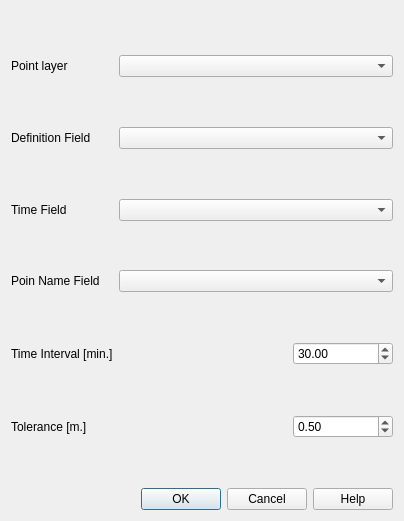
Qt form asistente_ladm_col/ui/controlled_measurement_dialog.ui (SwissTierrasColombia/Asistente-LADM-COL) before a commit.
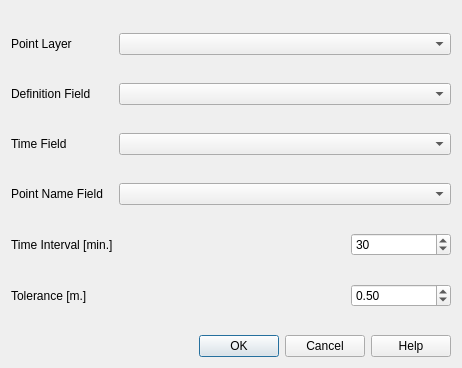
The same form after that commit. Custom widgets are drawn as their Qt base class.

Commit message: Rewrite time_filter function in PR #77

Patch:
```diff
--- a/asistente_ladm_col/ui/controlled_measurement_dialog.ui
+++ b/asistente_ladm_col/ui/controlled_measurement_dialog.ui
@@ -6,8 +6,8 @@
    <rect>
     <x>0</x>
     <y>0</y>
-    <width>404</width>
-    <height>521</height>
+    <width>462</width>
+    <height>368</height>
    </rect>
   </property>
   <property name="sizePolicy">
@@ -20,7 +20,7 @@
    <string>Controlled Measurement</string>
   </property>
   <layout class="QGridLayout" name="gridLayout">
-   <item row="12" column="1">
+   <item row="11" column="0">
     <spacer name="verticalSpacer_6">
      <property name="orientation">
       <enum>Qt::Vertical</enum>
@@ -33,10 +33,23 @@
      </property>
     </spacer>
    </item>
-   <item row="4" column="2">
+   <item row="3" column="1">
     <widget class="QgsFieldComboBox" name="mFieldComboBox"/>
    </item>
-   <item row="13" column="2">
+   <item row="13" column="0">
+    <spacer name="verticalSpacer_3">
+     <property name="orientation">
+      <enum>Qt::Vertical</enum>
+     </property>
+     <property name="sizeHint" stdset="0">
+      <size>
+       <width>20</width>
+       <height>40</height>
+      </size>
+     </property>
+    </spacer>
+   </item>
+   <item row="12" column="1">
     <layout class="QHBoxLayout" name="horizontalLayout_2">
      <item>
       <spacer name="horizontalSpacer">
@@ -69,37 +82,21 @@
      </item>
     </layout>
    </item>
-   <item row="14" column="1">
-    <spacer name="verticalSpacer_3">
-     <property name="orientation">
-      <enum>Qt::Vertical</enum>
-     </property>
-     <property name="sizeHint" stdset="0">
-      <size>
-       <width>20</width>
-       <height>40</height>
-      </size>
-     </property>
-    </spacer>
-   </item>
-   <item row="0" column="0">
-    <layout class="QHBoxLayout" name="horizontalLayout"/>
-   </item>
-   <item row="4" column="1">
+   <item row="3" column="0">
     <widget class="QLabel" name="label_3">
      <property name="text">
       <string>Definition Field</string>
      </property>
     </widget>
    </item>
-   <item row="13" column="1">
+   <item row="12" column="0">
     <widget class="QLabel" name="label_2">
      <property name="text">
       <string>Tolerance [m.]</string>
      </property>
     </widget>
    </item>
-   <item row="3" column="1">
+   <item row="2" column="0">
     <spacer name="verticalSpacer_2">
      <property name="orientation">
       <enum>Qt::Vertical</enum>
@@ -112,7 +109,7 @@
      </property>
     </spacer>
    </item>
-   <item row="5" column="1">
+   <item row="4" column="0">
     <spacer name="verticalSpacer_4">
      <property name="orientation">
       <enum>Qt::Vertical</enum>
@@ -125,7 +122,7 @@
      </property>
     </spacer>
    </item>
-   <item row="1" column="1">
+   <item row="0" column="0">
     <spacer name="verticalSpacer">
      <property name="orientation">
       <enum>Qt::Vertical</enum>
@@ -138,17 +135,30 @@
      </property>
     </spacer>
    </item>
-   <item row="2" column="2">
+   <item row="1" column="1">
     <widget class="QgsMapLayerComboBox" name="mMapLayerComboBox"/>
    </item>
-   <item row="8" column="1">
+   <item row="7" column="0">
     <widget class="QLabel" name="label_6">
      <property name="text">
-      <string>Poin Name Field</string>
+      <string>Point Name Field</string>
      </property>
     </widget>
    </item>
-   <item row="15" column="1" colspan="2">
+   <item row="6" column="0">
+    <spacer name="verticalSpacer_5">
+     <property name="orientation">
+      <enum>Qt::Vertical</enum>
+     </property>
+     <property name="sizeHint" stdset="0">
+      <size>
+       <width>20</width>
+       <height>40</height>
+      </size>
+     </property>
+    </spacer>
+   </item>
+   <item row="14" column="0" colspan="2">
     <widget class="QDialogButtonBox" name="buttonBox">
      <property name="orientation">
       <enum>Qt::Horizontal</enum>
@@ -161,15 +171,15 @@
      </property>
     </widget>
    </item>
-   <item row="2" column="1">
+   <item row="1" column="0">
     <widget class="QLabel" name="label">
      <property name="text">
-      <string>Point layer</string>
+      <string>Point Layer</string>
      </property>
     </widget>
    </item>
-   <item row="7" column="1">
-    <spacer name="verticalSpacer_5">
+   <item row="8" column="0">
+    <spacer name="verticalSpacer_7">
      <property name="orientation">
       <enum>Qt::Vertical</enum>
      </property>
@@ -181,7 +191,7 @@
      </property>
     </spacer>
    </item>
-   <item row="10" column="2">
+   <item row="9" column="1">
     <layout class="QHBoxLayout" name="horizontalLayout_3">
      <item>
       <spacer name="horizontalSpacer_2">
@@ -200,51 +210,41 @@
       </spacer>
      </item>
      <item>
-      <widget class="QDoubleSpinBox" name="time_tolerance">
+      <widget class="QSpinBox" name="time_tolerance">
        <property name="minimumSize">
         <size>
          <width>100</width>
          <height>0</height>
         </size>
        </property>
+       <property name="maximum">
+        <number>600</number>
+       </property>
        <property name="value">
-        <double>30.000000000000000</double>
+        <number>30</number>
        </property>
       </widget>
      </item>
     </layout>
    </item>
-   <item row="6" column="1">
+   <item row="5" column="0">
     <widget class="QLabel" name="label_4">
      <property name="text">
       <string>Time Field</string>
      </property>
     </widget>
    </item>
-   <item row="6" column="2">
+   <item row="5" column="1">
     <widget class="QgsFieldComboBox" name="tFieldComboBox"/>
    </item>
-   <item row="10" column="1">
+   <item row="9" column="0">
     <widget class="QLabel" name="label_5">
      <property name="text">
       <string>Time Interval [min.]</string>
      </property>
     </widget>
    </item>
-   <item row="9" column="1">
-    <spacer name="verticalSpacer_7">
-     <property name="orientation">
-      <enum>Qt::Vertical</enum>
-     </property>
-     <property name="sizeHint" stdset="0">
-      <size>
-       <width>20</width>
-       <height>40</height>
-      </size>
-     </property>
-    </spacer>
-   </item>
-   <item row="8" column="2">
+   <item row="7" column="1">
     <widget class="QgsFieldComboBox" name="pnFieldComboBox"/>
    </item>
   </layout>
```
The commit also changes 1 other file.
